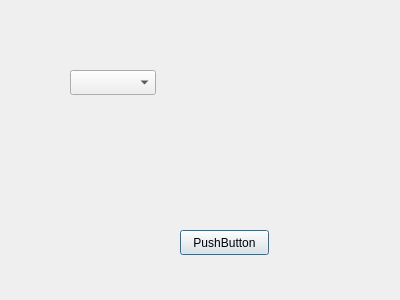
TonyEastwood/Qt_3dMode_Storage, file form_main.ui: the form before one commit.
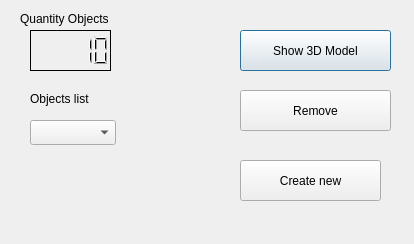
The form after the commit.

Commit message: Added new form, implement display quantity 3d object, and list of all objects. Added new tables in data base

```diff
--- a/form_main.ui
+++ b/form_main.ui
@@ -6,8 +6,8 @@
    <rect>
     <x>0</x>
     <y>0</y>
-    <width>400</width>
-    <height>300</height>
+    <width>414</width>
+    <height>244</height>
    </rect>
   </property>
   <property name="windowTitle">
@@ -16,26 +16,114 @@
   <widget class="QPushButton" name="pushButton">
    <property name="geometry">
     <rect>
-     <x>180</x>
-     <y>230</y>
-     <width>89</width>
-     <height>25</height>
+     <x>240</x>
+     <y>30</y>
+     <width>151</width>
+     <height>41</height>
     </rect>
    </property>
    <property name="text">
-    <string>PushButton</string>
+    <string>Show 3D Model</string>
    </property>
   </widget>
   <widget class="QComboBox" name="combo_objectlist">
    <property name="geometry">
     <rect>
-     <x>70</x>
-     <y>70</y>
+     <x>30</x>
+     <y>120</y>
      <width>86</width>
      <height>25</height>
     </rect>
    </property>
   </widget>
+  <widget class="QLabel" name="label">
+   <property name="geometry">
+    <rect>
+     <x>30</x>
+     <y>90</y>
+     <width>101</width>
+     <height>17</height>
+    </rect>
+   </property>
+   <property name="text">
+    <string>Objects list</string>
+   </property>
+  </widget>
+  <widget class="QLabel" name="label_2">
+   <property name="geometry">
+    <rect>
+     <x>20</x>
+     <y>10</y>
+     <width>121</width>
+     <height>17</height>
+    </rect>
+   </property>
+   <property name="text">
+    <string>Quantity Objects</string>
+   </property>
+  </widget>
+  <widget class="QLCDNumber" name="lcdNumber">
+   <property name="geometry">
+    <rect>
+     <x>30</x>
+     <y>30</y>
+     <width>81</width>
+     <height>41</height>
+    </rect>
+   </property>
+   <property name="font">
+    <font>
+     <weight>75</weight>
+     <italic>false</italic>
+     <bold>true</bold>
+     <stylestrategy>PreferAntialias</stylestrategy>
+    </font>
+   </property>
+   <property name="cursor">
+    <cursorShape>ArrowCursor</cursorShape>
+   </property>
+   <property name="mouseTracking">
+    <bool>false</bool>
+   </property>
+   <property name="frameShape">
+    <enum>QFrame::Box</enum>
+   </property>
+   <property name="frameShadow">
+    <enum>QFrame::Plain</enum>
+   </property>
+   <property name="digitCount">
+    <number>5</number>
+   </property>
+   <property name="intValue" stdset="0">
+    <number>10</number>
+   </property>
+  </widget>
+  <widget class="QPushButton" name="butt_remove">
+   <property name="geometry">
+    <rect>
+     <x>240</x>
+     <y>90</y>
+     <width>151</width>
+     <height>41</height>
+    </rect>
+   </property>
+   <property name="text">
+    <string>Remove</string>
+   </property>
+  </widget>
+  <widget class="QPushButton" name="butt_create">
+   <property name="geometry">
+    <rect>
+     <x>240</x>
+     <y>160</y>
+     <width>141</width>
+     <height>41</height>
+    </rect>
+   </property>
+   <property name="text">
+    <string>Create new</string>
+   </property>
+  </widget>
  </widget>
  <resources/>
  <connections/>
```
Left out of the diff: 2 changed lines with no effect on the pictures. The commit also changes 4 other files.
